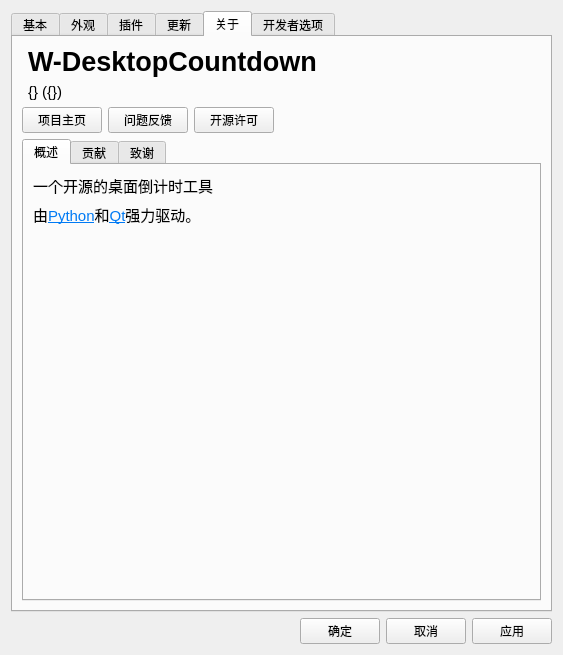
The window that UISource/settings.ui (HelloWRC/W-DesktopCountdown) describes before a commit, drawn with Qt 5.
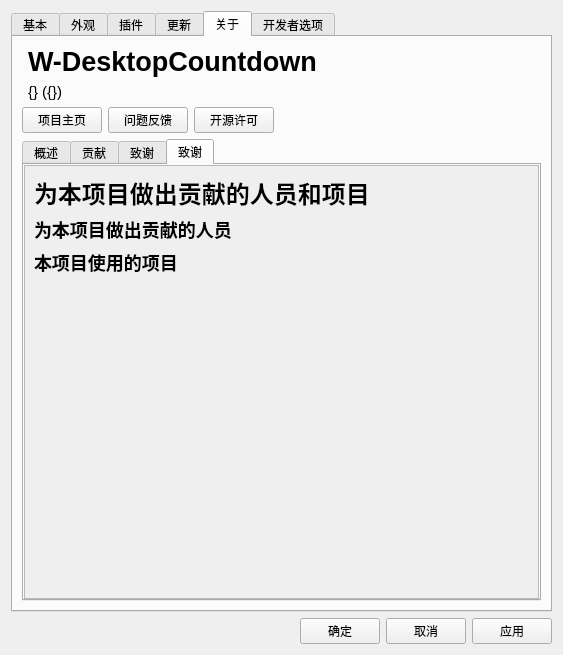
The same window after the commit. The open tabs and pages were chosen to show the change. Icons and pictures are not drawn.

Commit message: 新的致谢列表

Diff of the .ui file:
```diff
--- a/UISource/settings.ui
+++ b/UISource/settings.ui
@@ -894,6 +894,87 @@
            </item>
           </layout>
          </widget>
+         <widget class="QWidget" name="tab_thanks_new">
+          <attribute name="title">
+           <string>致谢</string>
+          </attribute>
+          <layout class="QHBoxLayout" name="horizontalLayout_9">
+           <property name="leftMargin">
+            <number>0</number>
+           </property>
+           <property name="topMargin">
+            <number>0</number>
+           </property>
+           <property name="rightMargin">
+            <number>0</number>
+           </property>
+           <property name="bottomMargin">
+            <number>0</number>
+           </property>
+           <item>
+            <widget class="QScrollArea" name="scrollArea_4">
+             <property name="widgetResizable">
+              <bool>true</bool>
+             </property>
+             <widget class="QWidget" name="scrollAreaWidgetContents_4">
+              <property name="geometry">
+               <rect>
+                <x>0</x>
+                <y>0</y>
+                <width>509</width>
+                <height>378</height>
+               </rect>
+              </property>
+              <layout class="QVBoxLayout" name="verticalLayout_15">
+               <item>
+                <widget class="QLabel" name="label_12">
+                 <property name="text">
+                  <string>&lt;h1&gt;为本项目做出贡献的人员和项目&lt;/h1&gt;</string>
+                 </property>
+                 <property name="wordWrap">
+                  <bool>true</bool>
+                 </property>
+                </widget>
+               </item>
+               <item>
+                <widget class="QLabel" name="label_13">
+                 <property name="text">
+                  <string>&lt;h2&gt;为本项目做出贡献的人员&lt;/h2&gt;</string>
+                 </property>
+                </widget>
+               </item>
+               <item>
+                <layout class="QVBoxLayout" name="container_people"/>
+               </item>
+               <item>
+                <widget class="QLabel" name="label_14">
+                 <property name="text">
+                  <string>&lt;h2&gt;本项目使用的项目&lt;/h2&gt;</string>
+                 </property>
+                </widget>
+               </item>
+               <item>
+                <layout class="QVBoxLayout" name="container_projects"/>
+               </item>
+               <item>
+                <spacer name="verticalSpacer_4">
+                 <property name="orientation">
+                  <enum>Qt::Vertical</enum>
+                 </property>
+                 <property name="sizeHint" stdset="0">
+                  <size>
+                   <width>20</width>
+                   <height>0</height>
+                  </size>
+                 </property>
+                </spacer>
+               </item>
+              </layout>
+             </widget>
+            </widget>
+           </item>
+          </layout>
+         </widget>
         </widget>
        </item>
       </layout>
```
Left out of the diff: 5 changed lines with no effect on the pictures. The commit also changes 14 other files.
